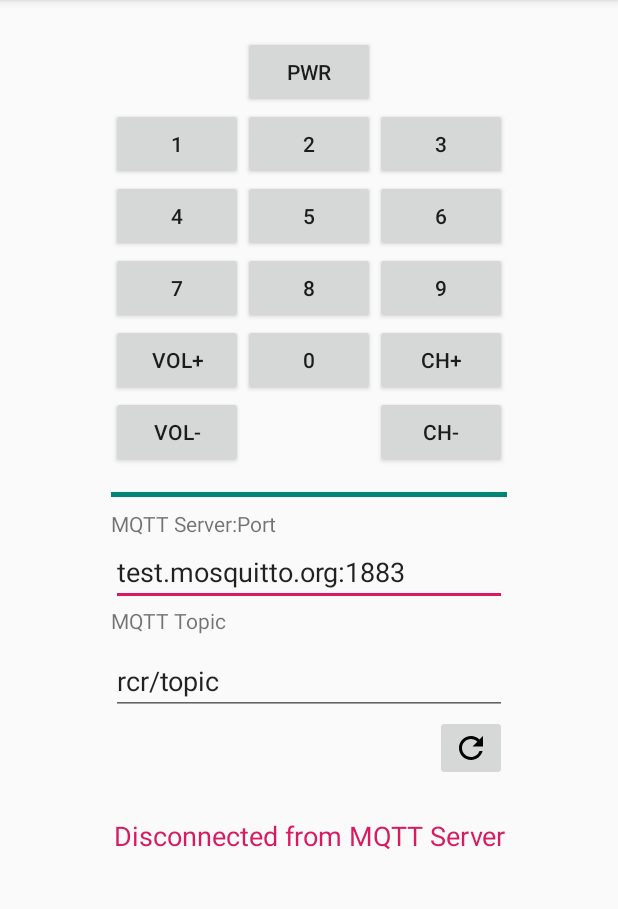
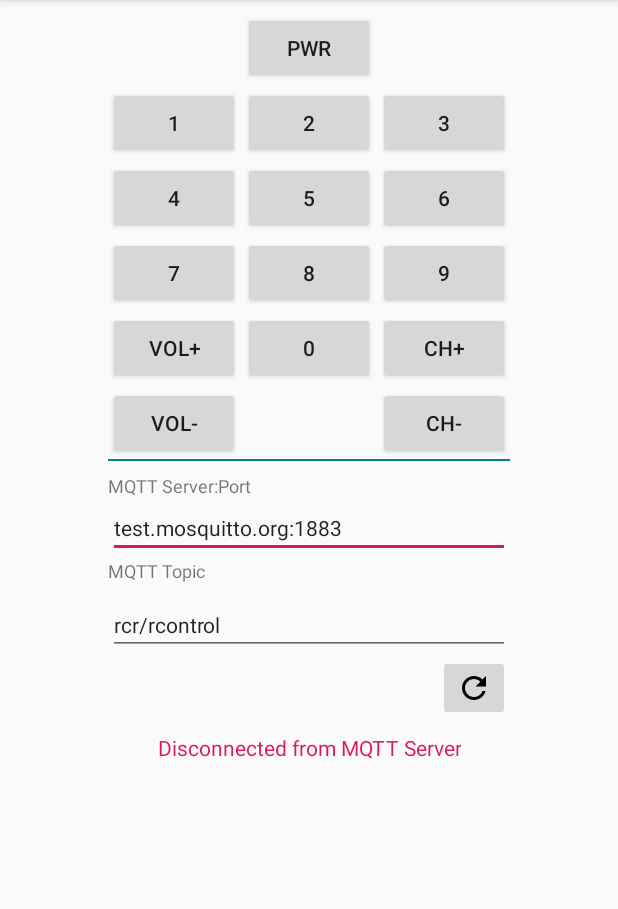
Before and after one commit to titos-carrasco/MQTT_Keypad, an Android app: the screen it shows after launch (MainActivity), on a phone screen of 412 x 824 dp, the part 84-993 px from its top. Run offline under Robolectric (Android 15) with nearby library versions, the phone set to English and light mode, and no system bars; libraries missing offline, so code that uses them is left out: org.eclipse.paho.

Commit message:
Fix main layout dimension

```diff
--- a/Android/RControlAndMQTT/src/main/res/layout/activity_main.xml
+++ b/Android/RControlAndMQTT/src/main/res/layout/activity_main.xml
@@ -12,7 +12,7 @@
         android:layout_width="wrap_content"
         android:layout_height="wrap_content"
         android:layout_marginStart="8dp"
-        android:layout_marginTop="24dp"
+        android:layout_marginTop="8dp"
         android:layout_marginEnd="8dp"
         android:onClick="onButtonClicked"
         android:text="@string/K_POWER"
@@ -24,6 +24,8 @@
         android:id="@+id/bntK_1"
         android:layout_width="wrap_content"
         android:layout_height="wrap_content"
+        android:layout_marginTop="2dp"
+        android:layout_marginEnd="2dp"
         android:onClick="onButtonClicked"
         android:text="@string/K_1"
         app:layout_constraintEnd_toStartOf="@+id/btnPower"
@@ -33,6 +35,7 @@
         android:id="@+id/btnK_2"
         android:layout_width="wrap_content"
         android:layout_height="wrap_content"
+        android:layout_marginTop="2dp"
         android:onClick="onButtonClicked"
         android:text="@string/K_2"
         app:layout_constraintStart_toStartOf="@+id/btnPower"
@@ -42,6 +45,8 @@
         android:id="@+id/btnK_3"
         android:layout_width="wrap_content"
         android:layout_height="wrap_content"
+        android:layout_marginStart="2dp"
+        android:layout_marginTop="2dp"
         android:onClick="onButtonClicked"
         android:text="@string/K_3"
         app:layout_constraintStart_toEndOf="@+id/btnPower"
@@ -51,6 +56,7 @@
         android:id="@+id/btnK_4"
         android:layout_width="wrap_content"
         android:layout_height="wrap_content"
+        android:layout_marginTop="2dp"
         android:onClick="onButtonClicked"
         android:text="@string/K_4"
         app:layout_constraintStart_toStartOf="@+id/bntK_1"
@@ -60,6 +66,7 @@
         android:id="@+id/btnK_5"
         android:layout_width="wrap_content"
         android:layout_height="wrap_content"
+        android:layout_marginTop="2dp"
         android:onClick="onButtonClicked"
         android:text="@string/K_5"
         app:layout_constraintStart_toStartOf="@+id/btnK_2"
@@ -69,6 +76,7 @@
         android:id="@+id/btnK_6"
         android:layout_width="wrap_content"
         android:layout_height="wrap_content"
+        android:layout_marginTop="2dp"
         android:onClick="onButtonClicked"
         android:text="@string/K_6"
         app:layout_constraintStart_toStartOf="@+id/btnK_3"
@@ -78,6 +86,7 @@
         android:id="@+id/btnK_7"
         android:layout_width="wrap_content"
         android:layout_height="wrap_content"
+        android:layout_marginTop="2dp"
         android:onClick="onButtonClicked"
         android:text="@string/K_7"
         app:layout_constraintStart_toStartOf="@+id/btnK_4"
@@ -87,6 +96,7 @@
         android:id="@+id/btnK_8"
         android:layout_width="wrap_content"
         android:layout_height="wrap_content"
+        android:layout_marginTop="2dp"
         android:onClick="onButtonClicked"
         android:text="@string/K_8"
         app:layout_constraintStart_toStartOf="@+id/btnK_5"
@@ -96,6 +106,7 @@
         android:id="@+id/btnK_9"
         android:layout_width="wrap_content"
         android:layout_height="wrap_content"
+        android:layout_marginTop="2dp"
         android:onClick="onButtonClicked"
         android:text="@string/K_9"
         app:layout_constraintStart_toStartOf="@+id/btnK_6"
@@ -105,6 +116,7 @@
         android:id="@+id/btnK_0"
         android:layout_width="wrap_content"
         android:layout_height="wrap_content"
+        android:layout_marginTop="2dp"
         android:onClick="onButtonClicked"
         android:text="@string/K_0"
         app:layout_constraintStart_toStartOf="@+id/btnK_8"
@@ -112,8 +124,9 @@
 
     <Button
         android:id="@+id/button12"
-        android:layout_width="wrap_content"
+        android:layout_width="0dp"
         android:layout_height="wrap_content"
+        android:layout_marginTop="2dp"
         android:onClick="onButtonClicked"
         android:text="@string/K_VOL_UP"
         app:layout_constraintStart_toStartOf="@+id/btnK_7"
@@ -123,6 +136,7 @@
         android:id="@+id/button13"
         android:layout_width="wrap_content"
         android:layout_height="wrap_content"
+        android:layout_marginTop="2dp"
         android:onClick="onButtonClicked"
         android:text="@string/K_CH_UP"
         app:layout_constraintStart_toStartOf="@+id/btnK_9"
@@ -132,6 +146,7 @@
         android:id="@+id/button14"
         android:layout_width="wrap_content"
         android:layout_height="wrap_content"
+        android:layout_marginTop="2dp"
         android:onClick="onButtonClicked"
         android:text="@string/K_VOL_DOWN"
         app:layout_constraintStart_toStartOf="@+id/button12"
@@ -141,6 +156,7 @@
         android:id="@+id/button15"
         android:layout_width="wrap_content"
         android:layout_height="wrap_content"
+        android:layout_marginTop="2dp"
         android:onClick="onButtonClicked"
         android:text="@string/K_CH_DOWN"
         app:layout_constraintStart_toStartOf="@+id/button13"
@@ -149,8 +165,7 @@
     <View
         android:id="@+id/view"
         android:layout_width="0dp"
-        android:layout_height="3dp"
-        android:layout_marginTop="16dp"
+        android:layout_height="1dp"
         android:background="@color/colorPrimary"
         app:layout_constraintEnd_toEndOf="@+id/button15"
         app:layout_constraintStart_toStartOf="@+id/button14"
@@ -162,6 +177,7 @@
         android:layout_height="wrap_content"
         android:layout_marginTop="8dp"
         android:text="@string/Server"
+        android:textSize="12sp"
         app:layout_constraintEnd_toEndOf="@+id/view"
         app:layout_constraintStart_toStartOf="@+id/view"
         app:layout_constraintTop_toBottomOf="@+id/view" />
@@ -173,6 +189,7 @@
         android:ems="10"
         android:inputType="text"
         android:text="@string/DefaultServer"
+        android:textSize="14sp"
         app:layout_constraintEnd_toEndOf="@+id/textView"
         app:layout_constraintStart_toStartOf="@+id/textView"
         app:layout_constraintTop_toBottomOf="@+id/textView" />
@@ -182,6 +199,7 @@
         android:layout_width="0dp"
         android:layout_height="wrap_content"
         android:text="@string/Topic"
+        android:textSize="12sp"
         app:layout_constraintEnd_toEndOf="@+id/txtServer"
         app:layout_constraintStart_toStartOf="@+id/txtServer"
         app:layout_constraintTop_toBottomOf="@+id/txtServer" />
@@ -194,6 +212,7 @@
         android:ems="10"
         android:inputType="text"
         android:text="@string/DefaultTopic"
+        android:textSize="14sp"
         app:layout_constraintEnd_toEndOf="@+id/textView2"
         app:layout_constraintStart_toStartOf="@+id/textView2"
         app:layout_constraintTop_toBottomOf="@+id/textView2" />
@@ -212,11 +231,11 @@
         android:id="@+id/txtStatus"
         android:layout_width="wrap_content"
         android:layout_height="wrap_content"
-        android:layout_marginTop="24dp"
+        android:layout_marginTop="8dp"
         android:text="@string/Disconnected"
         android:textAlignment="center"
         android:textColor="@color/colorAccent"
-        android:textSize="18sp"
+        android:textSize="14sp"
         app:layout_constraintEnd_toEndOf="@+id/txtTopic"
         app:layout_constraintStart_toStartOf="@+id/txtTopic"
         app:layout_constraintTop_toBottomOf="@+id/imageButton" />
--- a/Android/RControlAndMQTT/src/main/res/values/strings.xml
+++ b/Android/RControlAndMQTT/src/main/res/values/strings.xml
@@ -18,7 +18,7 @@
     <string name="K_CH_UP">CH+</string>
     <string name="K_CH_DOWN">CH-</string>
     <string name="DefaultServer">test.mosquitto.org:1883</string>
-    <string name="DefaultTopic">rcr/topic</string>
+    <string name="DefaultTopic">rcr/rcontrol</string>
     <string name="Server">MQTT Server:Port</string>
     <string name="Topic">MQTT Topic</string>
     <string name="Connect">Connect</string>
```
Also changed, not shown: 9 other files.
